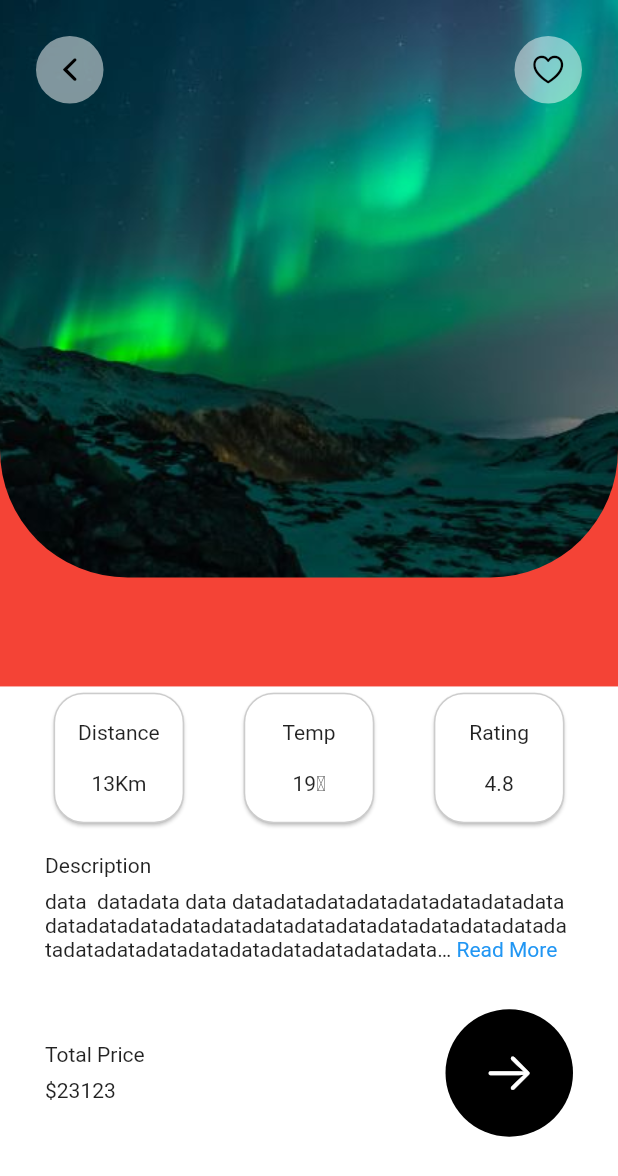
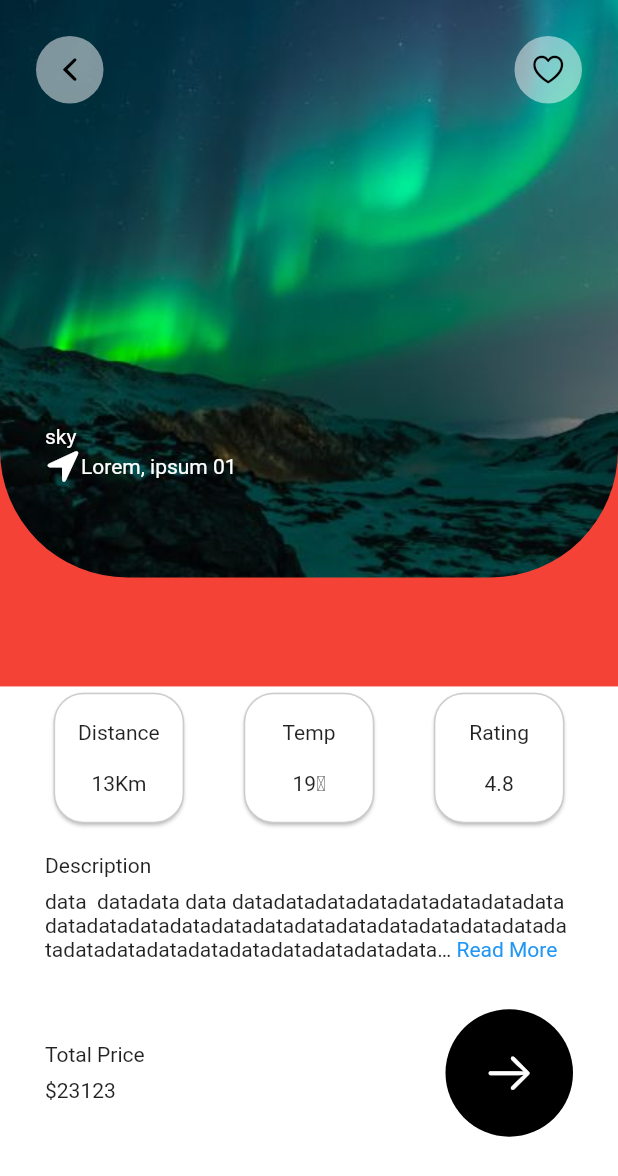
Before and after one commit to Arna98/TravelApp, a Flutter app: the screen it shows after launch, on a phone screen of 412 x 824 dp. Shown: the top 1176 px of the screen. Run offline on Flutter 3.47's test engine with Material 2 defaults, Android fonts, the phone set to English and light mode, and no system bars; drawn by our look-alikes of expandable_text.

Commit message:
add title and location part

```diff
--- a/lib/main.dart
+++ b/lib/main.dart
@@ -2,6 +2,8 @@ import 'package:flutter/cupertino.dart';
 import 'package:flutter/material.dart';
 import 'package:expandable_text/expandable_text.dart';
 import 'package:flutter/services.dart';
+import 'package:travelapp/DataGenerator.dart';
+import 'package:travelapp/datamodel/TravelItem.dart';
 
 void main() {
   runApp(TravelInfo());
@@ -27,7 +29,8 @@ class TravelInfoHome extends StatefulWidget {
 }
 
 class _TravelInfoHomeState extends State<TravelInfoHome> {
-
+  int _selcetedIndex = 0;
+  List<TravelItem> _travelItems = DataGenerator.getTravelItems();
   @override
   void initState() {
     super.initState();
@@ -57,9 +60,7 @@ class _TravelInfoHomeState extends State<TravelInfoHome> {
                           bottomRight: Radius.circular(85)),
                       image: DecorationImage(
                           image: AssetImage("assets/images/sky.jpg"),
-                          fit: BoxFit.fitHeight
-                          )
-                  ),
+                          fit: BoxFit.fitHeight)),
                 ),
                 //buttons
                 Positioned(
@@ -96,7 +97,24 @@ class _TravelInfoHomeState extends State<TravelInfoHome> {
                     ],
                   ),
                 ),
-
+                //title and location
+                Positioned(
+                    left: 30,
+                    bottom: 135,
+                    child: Column(
+                      crossAxisAlignment: CrossAxisAlignment.start,
+                      children: [
+                        Text(_travelItems[_selcetedIndex].getTitle!,
+                            style: TextStyle(color: Colors.white)),
+                        Row(
+                          children: [
+                            Icon(CupertinoIcons.location_fill, color: Colors.white),
+                            Text(_travelItems[_selcetedIndex].getLocation!,
+                                style: TextStyle(color: Colors.white))
+                          ],
+                        )
+                      ],
+                    ))
               ],
             ),
           ),
```
Lines whose indentation alone changed are shown as unchanged.
